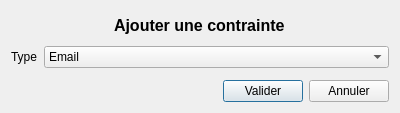
Before: the Qt Designer form GUI/constraintwindow.ui in Eraac/EMH-client-lourd, drawn with Qt 5.
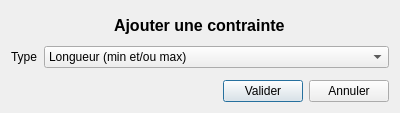
After: the same form once the commit is applied.

Commit message:
Suppression contrainte email et url
Elles s’ajoutent automatiquement lorsque le champs est de type email ou
url

```diff
--- a/GUI/constraintwindow.ui
+++ b/GUI/constraintwindow.ui
@@ -41,11 +41,6 @@
        </item>
        <item row="0" column="1">
         <widget class="QComboBox" name="typeComboBox">
-         <item>
-          <property name="text">
-           <string>Email</string>
-          </property>
-         </item>
          <item>
           <property name="text">
            <string>Longueur (min et/ou max)</string>
```
Left out of the diff: 5 changed lines with no effect on the pictures. The commit also changes 1 other file.
